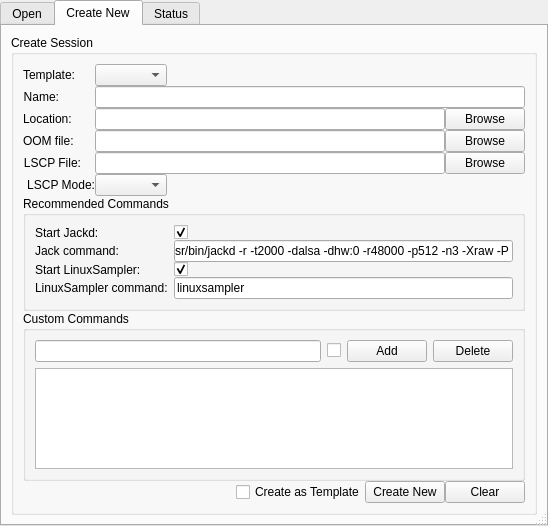
Before: the Qt Designer form oostudio/OOStudioBase.ui in ccherrett/oom, drawn with Qt 5.
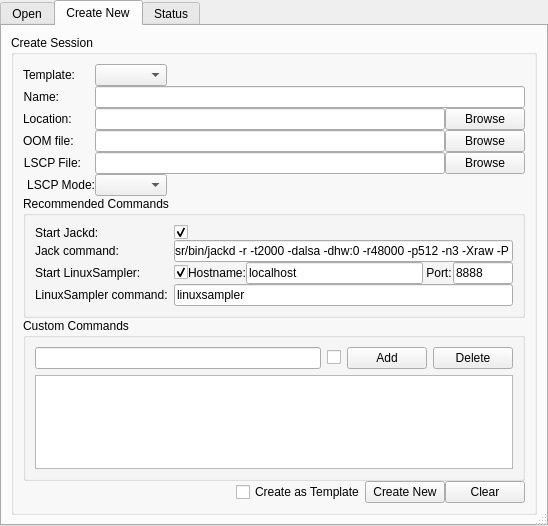
After: the same form once the commit is applied. The open tabs and pages were chosen to show the change.

Commit message: OOStudio: Open session now works, need more error checking on loading in lscp file

```diff
--- a/oostudio/OOStudioBase.ui
+++ b/oostudio/OOStudioBase.ui
@@ -477,23 +477,6 @@
                  </property>
                 </widget>
                </item>
-               <item row="2" column="0">
-                <widget class="QLabel" name="label_7">
-                 <property name="text">
-                  <string>Start LinuxSampler:</string>
-                 </property>
-                </widget>
-               </item>
-               <item row="2" column="1">
-                <widget class="QCheckBox" name="m_chkStartLS">
-                 <property name="text">
-                  <string/>
-                 </property>
-                 <property name="checked">
-                  <bool>true</bool>
-                 </property>
-                </widget>
-               </item>
                <item row="1" column="1">
                 <widget class="QLineEdit" name="m_txtJackCommand">
                  <property name="text">
@@ -501,20 +484,99 @@
                  </property>
                 </widget>
                </item>
-               <item row="3" column="0">
+               <item row="5" column="0">
                 <widget class="QLabel" name="label_8">
                  <property name="text">
                   <string>LinuxSampler command:</string>
                  </property>
                 </widget>
                </item>
-               <item row="3" column="1">
+               <item row="5" column="1">
                 <widget class="QLineEdit" name="m_txtLSCommand">
                  <property name="text">
                   <string notr="true">linuxsampler</string>
                  </property>
                 </widget>
                </item>
+               <item row="3" column="0">
+                <widget class="QLabel" name="label_7">
+                 <property name="text">
+                  <string>Start LinuxSampler:</string>
+                 </property>
+                </widget>
+               </item>
+               <item row="3" column="1">
+                <layout class="QHBoxLayout" name="horizontalLayout_7">
+                 <property name="leftMargin">
+                  <number>0</number>
+                 </property>
+                 <property name="rightMargin">
+                  <number>0</number>
+                 </property>
+                 <item>
+                  <widget class="QCheckBox" name="m_chkStartLS">
+                   <property name="text">
+                    <string/>
+                   </property>
+                   <property name="checked">
+                    <bool>true</bool>
+                   </property>
+                  </widget>
+                 </item>
+                 <item>
+                  <widget class="QLabel" name="label_11">
+                   <property name="text">
+                    <string>Hostname:</string>
+                   </property>
+                  </widget>
+                 </item>
+                 <item>
+                  <widget class="QLineEdit" name="m_txtLSHost">
+                   <property name="text">
+                    <string>localhost</string>
+                   </property>
+                  </widget>
+                 </item>
+                 <item>
+                  <widget class="QLabel" name="label_12">
+                   <property name="minimumSize">
+                    <size>
+                     <width>30</width>
+                     <height>0</height>
+                    </size>
+                   </property>
+                   <property name="maximumSize">
+                    <size>
+                     <width>30</width>
+                     <height>16777215</height>
+                    </size>
+                   </property>
+                   <property name="text">
+                    <string> Port:</string>
+                   </property>
+                  </widget>
+                 </item>
+                 <item>
+                  <widget class="QLineEdit" name="m_txtLSPort">
+                   <property name="minimumSize">
+                    <size>
+                     <width>60</width>
+                     <height>0</height>
+                    </size>
+                   </property>
+                   <property name="maximumSize">
+                    <size>
+                     <width>60</width>
+                     <height>16777215</height>
+                    </size>
+                   </property>
+                   <property name="text">
+                    <string>8888</string>
+                   </property>
+                  </widget>
+                 </item>
+                </layout>
+               </item>
               </layout>
              </item>
             </layout>
```
Left out of the diff: 5 changed lines with no effect on the pictures. The commit also changes 4 other files.
